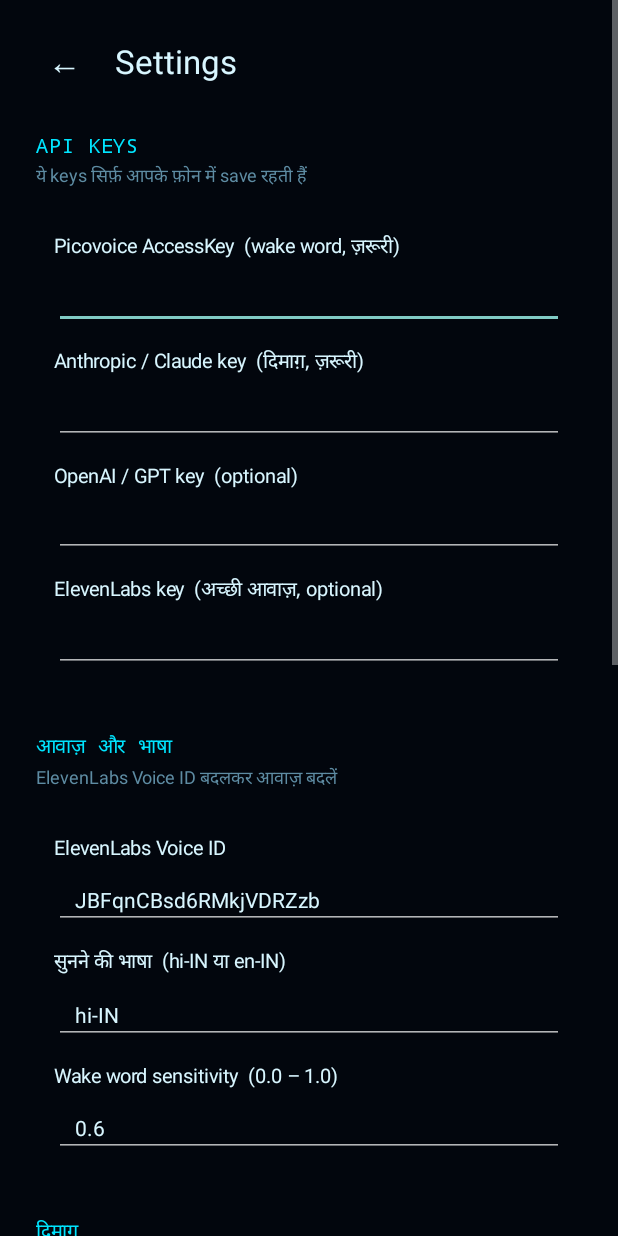
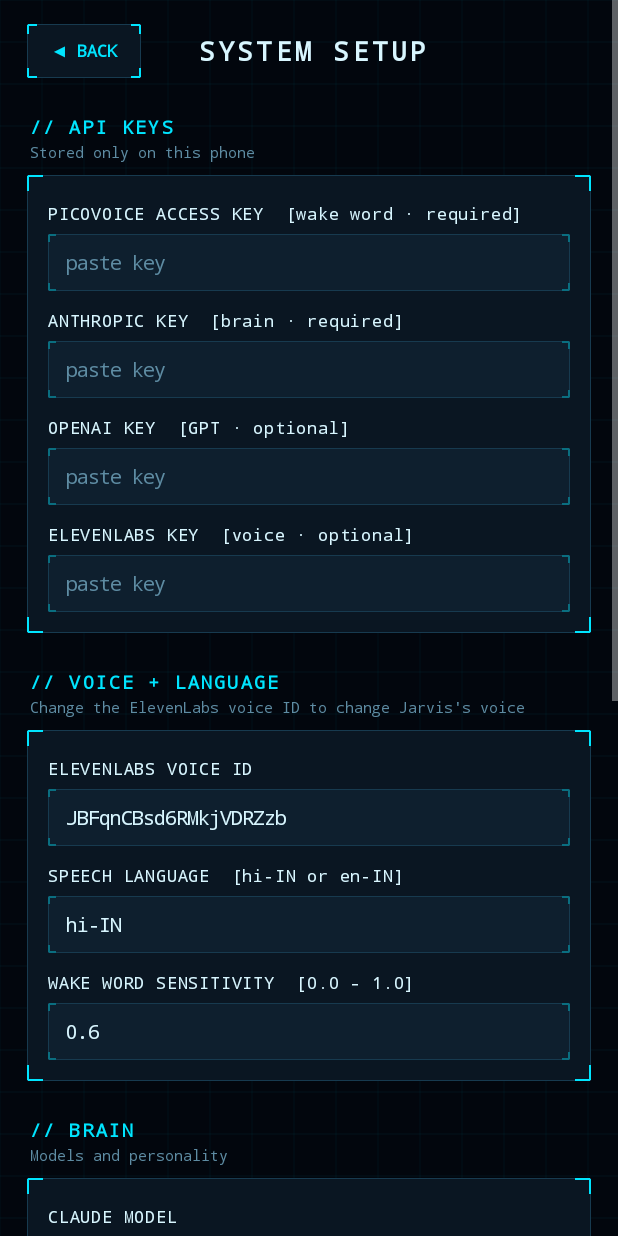
Before and after one commit to alokkr1995/jarvis, an Android app: the SettingsActivity screen opened directly, with no data from a screen before it, on a phone screen of 412 x 824 dp. Run offline under Robolectric (Android 15) with nearby library versions, the phone set to English and light mode, and no system bars.

Commit message:
Update SettingsActivity.kt

```diff
--- a/app/src/main/java/com/alok/jarvis/SettingsActivity.kt
+++ b/app/src/main/java/com/alok/jarvis/SettingsActivity.kt
@@ -14,9 +14,14 @@ import android.widget.ScrollView
 import android.widget.TextView
 import android.widget.Toast
 
-/** Settings: keys, आवाज़, भाषा, personality, custom नियम */
+/** Setup: keys, voice, language, models, personality, custom rules */
 class SettingsActivity : Activity() {
     private fun dp(v: Float) = Ui.dp(this, v)
+
+    private fun mono(t: String, size: Float, color: Int, bold: Boolean = false) = TextView(this).apply {
+        text = t; textSize = size; setTextColor(color)
+        typeface = if (bold) Ui.MONO_BOLD else Ui.MONO
+    }
 
     override fun onCreate(savedInstanceState: Bundle?) {
         super.onCreate(savedInstanceState)
@@ -26,77 +31,71 @@ class SettingsActivity : Activity() {
 
         val col = LinearLayout(this).apply {
             orientation = LinearLayout.VERTICAL
-            setPadding(dp(20f), dp(18f), dp(20f), dp(40f))
+            setPadding(dp(18f), dp(16f), dp(18f), dp(40f))
         }
 
         val top = LinearLayout(this).apply { orientation = LinearLayout.HORIZONTAL; gravity = Gravity.CENTER_VERTICAL }
-        top.addView(TextView(this).apply {
-            text = "←"; textSize = 22f; setTextColor(Ui.TEXT); gravity = Gravity.CENTER
-            background = Ui.rounded(this@SettingsActivity, Ui.SURFACE, 14f, Ui.BORDER)
+        top.addView(mono("◀ BACK", 11f, Ui.CYAN, bold = true).apply {
+            gravity = Gravity.CENTER
+            background = Ui.HudPanel(this@SettingsActivity, Ui.PANEL, Ui.LINE, Ui.CYAN, 6f)
             setOnClickListener { finish() }
-        }, LinearLayout.LayoutParams(dp(46f), dp(46f)))
-        top.addView(TextView(this).apply {
-            text = "  Settings"; textSize = 22f; setTextColor(Ui.TEXT); typeface = Ui.MEDIUM
-        })
+        }, LinearLayout.LayoutParams(dp(76f), dp(36f)))
+        top.addView(mono("   SYSTEM SETUP", 18f, Ui.TEXT, bold = true).apply { letterSpacing = 0.12f })
         col.addView(top)
 
-        fun card(title: String, subtitle: String): LinearLayout {
-            col.addView(TextView(this).apply {
-                text = title; setTextColor(Ui.CYAN); textSize = 13f; typeface = Ui.MONO; letterSpacing = 0.1f
-                setPadding(dp(4f), dp(24f), 0, dp(2f))
+        fun section(title: String, subtitle: String): LinearLayout {
+            col.addView(mono("// $title", 12f, Ui.CYAN, bold = true).apply {
+                letterSpacing = 0.12f; setPadding(dp(2f), dp(24f), 0, dp(2f))
             })
-            col.addView(TextView(this).apply {
-                text = subtitle; setTextColor(Ui.MUTED); textSize = 12f; setPadding(dp(4f), 0, 0, dp(8f))
-            })
+            col.addView(mono(subtitle, 10f, Ui.MUTED).apply { setPadding(dp(2f), 0, 0, dp(8f)) })
             val c = LinearLayout(this).apply {
                 orientation = LinearLayout.VERTICAL
-                background = Ui.rounded(this@SettingsActivity, Ui.SURFACE, 18f, Ui.BORDER)
-                setPadding(dp(16f), dp(8f), dp(16f), dp(16f))
+                background = Ui.HudPanel(this@SettingsActivity)
+                setPadding(dp(14f), dp(6f), dp(14f), dp(14f))
             }
             col.addView(c, LinearLayout.LayoutParams(MATCH_PARENT, WRAP_CONTENT))
             return c
         }
 
         fun field(parent: LinearLayout, label: String, value: String, secret: Boolean = false, multi: Boolean = false): EditText {
-            parent.addView(TextView(this).apply {
-                text = label; setTextColor(Ui.TEXT); textSize = 13f; setPadding(0, dp(12f), 0, dp(6f))
-            })
+            parent.addView(mono(label, 11f, Ui.TEXT).apply { setPadding(0, dp(12f), 0, dp(6f)); letterSpacing = 0.05f })
             val e = EditText(this).apply {
-                setText(value); setTextColor(Ui.TEXT); setHintTextColor(Ui.MUTED); textSize = 14f
-                background = Ui.rounded(this@SettingsActivity, Ui.SURFACE2, 12f, Ui.BORDER)
-                setPadding(dp(14f), dp(10f), dp(14f), dp(10f))
+                setText(value); setTextColor(Ui.TEXT); setHintTextColor(Ui.MUTED); textSize = 13f
+                typeface = Ui.MONO
+                background = Ui.HudPanel(this@SettingsActivity, Ui.PANEL2, Ui.LINE, Ui.CYAN_DIM, 5f)
+                setPadding(dp(12f), dp(10f), dp(12f), dp(10f))
                 inputType = when {
                     secret -> InputType.TYPE_CLASS_TEXT or InputType.TYPE_TEXT_VARIATION_PASSWORD
                     multi -> InputType.TYPE_CLASS_TEXT or InputType.TYPE_TEXT_FLAG_MULTI_LINE
                     else -> InputType.TYPE_CLASS_TEXT
                 }
                 if (multi) { minLines = 3; gravity = Gravity.TOP or Gravity.START }
-                if (secret && value.isNotBlank()) hint = "••••• saved"
+                if (secret) hint = if (value.isNotBlank()) "•••• saved" else "paste key"
             }
             parent.addView(e, LinearLayout.LayoutParams(MATCH_PARENT, WRAP_CONTENT))
             return e
         }
 
-        val keys = card("API KEYS", "ये keys सिर्फ़ आपके फ़ोन में save रहती हैं")
-        val pico = field(keys, "Picovoice AccessKey  (wake word, ज़रूरी)", s.picovoiceKey, secret = true)
-        val ant = field(keys, "Anthropic / Claude key  (दिमाग़, ज़रूरी)", s.anthropicKey, secret = true)
-        val oai = field(keys, "OpenAI / GPT key  (optional)", s.openaiKey, secret = true)
-        val ele = field(keys, "ElevenLabs key  (अच्छी आवाज़, optional)", s.elevenKey, secret = true)
+        val keys = section("API KEYS", "Stored only on this phone")
+        val pico = field(keys, "PICOVOICE ACCESS KEY  [wake word · required]", s.picovoiceKey, secret = true)
+        val ant = field(keys, "ANTHROPIC KEY  [brain · required]", s.anthropicKey, secret = true)
+        val oai = field(keys, "OPENAI KEY  [GPT · optional]", s.openaiKey, secret = true)
+        val ele = field(keys, "ELEVENLABS KEY  [voice · optional]", s.elevenKey, secret = true)
 
-        val voice = card("आवाज़ और भाषा", "ElevenLabs Voice ID बदलकर आवाज़ बदलें")
-        val voiceId = field(voice, "ElevenLabs Voice ID", s.voiceId)
-        val lang = field(voice, "सुनने की भाषा  (hi-IN या en-IN)", s.language)
-        val sens = field(voice, "Wake word sensitivity  (0.0 – 1.0)", s.sensitivity.toString())
+        val voice = section("VOICE + LANGUAGE", "Change the ElevenLabs voice ID to change Jarvis's voice")
+        val voiceId = field(voice, "ELEVENLABS VOICE ID", s.voiceId)
+        val lang = field(voice, "SPEECH LANGUAGE  [hi-IN or en-IN]", s.language)
+        val sens = field(voice, "WAKE WORD SENSITIVITY  [0.0 – 1.0]", s.sensitivity.toString())
 
-        val brain = card("दिमाग़", "Models और Jarvis का स्वभाव")
-        val cm = field(brain, "Claude model", s.claudeModel)
-        val gm = field(brain, "GPT model", s.gptModel)
-        val pers = field(brain, "Jarvis का स्वभाव (personality)", s.personality, multi = true)
-        val rules = field(brain, "Custom नियम  (Jarvis बोलकर भी जोड़ता है)", s.customRules, multi = true)
+        val brain = section("BRAIN", "Models and personality")
+        val cm = field(brain, "CLAUDE MODEL", s.claudeModel)
+        val gm = field(brain, "GPT MODEL", s.gptModel)
+        val pers = field(brain, "PERSONALITY", s.personality, multi = true)
+        val rules = field(brain, "CUSTOM RULES  [Jarvis can add these by voice too]", s.customRules, multi = true)
 
-        col.addView(TextView(this).apply {
-            text = "💾  Save करें"; textSize = 16f; typeface = Ui.MEDIUM; setTextColor(Ui.BG); gravity = Gravity.CENTER
-            background = Ui.gradient(this@SettingsActivity, intArrayOf(Ui.CYAN, Ui.BLUE), 26f)
+        col.addView(mono("SAVE CONFIGURATION", 13f, Ui.BG, bold = true).apply {
+            gravity = Gravity.CENTER; letterSpacing = 0.12f
+            background = Ui.HudPanel(this@SettingsActivity, Ui.CYAN, Ui.CYAN, Ui.TEXT, 10f)
             setOnClickListener {
                 s.picovoiceKey = pico.text.toString(); s.anthropicKey = ant.text.toString()
                 s.openaiKey = oai.text.toString(); s.elevenKey = ele.text.toString()
@@ -104,17 +103,17 @@ class SettingsActivity : Activity() {
                 s.sensitivity = sens.text.toString().toFloatOrNull() ?: 0.6f
                 s.claudeModel = cm.text.toString(); s.gptModel = gm.text.toString()
                 s.personality = pers.text.toString(); s.customRules = rules.text.toString()
-                Toast.makeText(this@SettingsActivity, "Saved ✓  Jarvis को OFF/ON करें ताकि बदलाव लागू हों", Toast.LENGTH_LONG).show()
+                Toast.makeText(this@SettingsActivity, "Saved. Restart Jarvis to apply changes.", Toast.LENGTH_LONG).show()
                 finish()
             }
-        }, LinearLayout.LayoutParams(MATCH_PARENT, dp(54f)).apply { topMargin = dp(28f) })
+        }, LinearLayout.LayoutParams(MATCH_PARENT, dp(52f)).apply { topMargin = dp(28f) })
 
-        col.addView(TextView(this).apply {
-            text = "🔋  Battery: Jarvis को Unrestricted करें"; textSize = 14f; setTextColor(Ui.TEXT); gravity = Gravity.CENTER
-            background = Ui.rounded(this@SettingsActivity, Ui.SURFACE2, 26f, Ui.BORDER)
+        col.addView(mono("BATTERY: SET JARVIS TO UNRESTRICTED", 11f, Ui.CYAN, bold = true).apply {
+            gravity = Gravity.CENTER; letterSpacing = 0.08f
+            background = Ui.HudPanel(this@SettingsActivity, Ui.PANEL, Ui.LINE, Ui.CYAN, 8f)
             setOnClickListener { startActivity(Intent(AndroidSettings.ACTION_IGNORE_BATTERY_OPTIMIZATION_SETTINGS)) }
-        }, LinearLayout.LayoutParams(MATCH_PARENT, dp(50f)).apply { topMargin = dp(12f) })
+        }, LinearLayout.LayoutParams(MATCH_PARENT, dp(48f)).apply { topMargin = dp(12f) })
 
-        setContentView(ScrollView(this).apply { setBackgroundColor(Ui.BG); addView(col) })
+        setContentView(ScrollView(this).apply { background = Ui.GridBackground(this@SettingsActivity); addView(col) })
     }
 }
```
